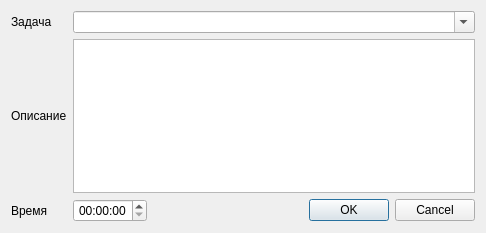
Qt form VPaHMI/CourseWork/adddialog.ui (MangriMen/SibSUTIS5semester) before a commit.
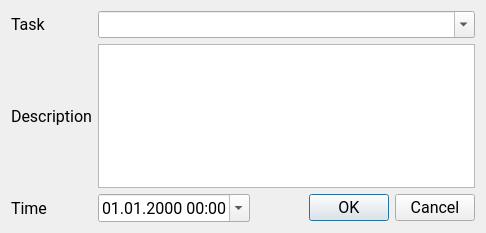
The same form after that commit.

Patch:
```diff
--- a/VPaHMI/CourseWork/adddialog.ui
+++ b/VPaHMI/CourseWork/adddialog.ui
@@ -14,8 +14,58 @@
    <string>Dialog</string>
   </property>
   <layout class="QGridLayout" name="gridLayout">
-   <item row="5" column="2">
+   <item row="5" column="0">
+    <widget class="QLabel" name="lblTime">
+     <property name="sizePolicy">
+      <sizepolicy hsizetype="Maximum" vsizetype="Preferred">
+       <horstretch>0</horstretch>
+       <verstretch>0</verstretch>
+      </sizepolicy>
+     </property>
+     <property name="font">
+      <font>
+       <family>Roboto</family>
+       <pointsize>12</pointsize>
+      </font>
+     </property>
+     <property name="text">
+      <string>Time</string>
+     </property>
+    </widget>
+   </item>
+   <item row="2" column="0">
+    <widget class="QLabel" name="lblDescription">
+     <property name="sizePolicy">
+      <sizepolicy hsizetype="Maximum" vsizetype="Preferred">
+       <horstretch>0</horstretch>
+       <verstretch>0</verstretch>
+      </sizepolicy>
+     </property>
+     <property name="font">
+      <font>
+       <family>Roboto</family>
+       <pointsize>12</pointsize>
+      </font>
+     </property>
+     <property name="text">
+      <string>Description</string>
+     </property>
+    </widget>
+   </item>
+   <item row="5" column="3">
     <widget class="QDialogButtonBox" name="buttonBox">
+     <property name="sizePolicy">
+      <sizepolicy hsizetype="Maximum" vsizetype="Fixed">
+       <horstretch>0</horstretch>
+       <verstretch>0</verstretch>
+      </sizepolicy>
+     </property>
+     <property name="font">
+      <font>
+       <family>Roboto</family>
+       <pointsize>12</pointsize>
+      </font>
+     </property>
      <property name="orientation">
       <enum>Qt::Horizontal</enum>
      </property>
@@ -27,47 +77,73 @@
      </property>
     </widget>
    </item>
-   <item row="5" column="0">
-    <widget class="QLabel" name="lblTime">
-     <property name="text">
-      <string>Время</string>
-     </property>
-    </widget>
-   </item>
-   <item row="2" column="0">
-    <widget class="QLabel" name="lblDescription">
-     <property name="text">
-      <string>Описание</string>
-     </property>
-    </widget>
-   </item>
    <item row="1" column="0">
     <widget class="QLabel" name="lblTask">
+     <property name="sizePolicy">
+      <sizepolicy hsizetype="Maximum" vsizetype="Preferred">
+       <horstretch>0</horstretch>
+       <verstretch>0</verstretch>
+      </sizepolicy>
+     </property>
+     <property name="font">
+      <font>
+       <family>Roboto</family>
+       <pointsize>12</pointsize>
+      </font>
+     </property>
      <property name="text">
-      <string>Задача</string>
+      <string>Task</string>
      </property>
     </widget>
    </item>
-   <item row="2" column="1" colspan="2">
-    <widget class="QPlainTextEdit" name="pteDescription"/>
+   <item row="2" column="1" colspan="3">
+    <widget class="QPlainTextEdit" name="pteDescription">
+     <property name="font">
+      <font>
+       <family>Roboto</family>
+       <pointsize>12</pointsize>
+      </font>
+     </property>
+    </widget>
    </item>
-   <item row="1" column="1" colspan="2">
+   <item row="1" column="1" colspan="3">
     <widget class="QComboBox" name="cmbTask">
+     <property name="font">
+      <font>
+       <family>Roboto</family>
+       <pointsize>12</pointsize>
+      </font>
+     </property>
      <property name="editable">
       <bool>true</bool>
      </property>
+     <property name="frame">
+      <bool>true</bool>
+     </property>
     </widget>
    </item>
-   <item row="5" column="1">
-    <widget class="QTimeEdit" name="tmeTime">
+   <item row="5" column="1" colspan="2">
+    <widget class="QDateTimeEdit" name="dtTime">
+     <property name="sizePolicy">
+      <sizepolicy hsizetype="Maximum" vsizetype="Fixed">
+       <horstretch>0</horstretch>
+       <verstretch>0</verstretch>
+      </sizepolicy>
+     </property>
+     <property name="font">
+      <font>
+       <family>Roboto</family>
+       <pointsize>12</pointsize>
+      </font>
+     </property>
      <property name="alignment">
       <set>Qt::AlignCenter</set>
      </property>
-     <property name="accelerated">
-      <bool>false</bool>
+     <property name="displayFormat">
+      <string>dd.MM.yyyy HH:mm</string>
      </property>
-     <property name="showGroupSeparator" stdset="0">
-      <bool>false</bool>
+     <property name="calendarPopup">
+      <bool>true</bool>
      </property>
     </widget>
    </item>
```
Left out of the diff: 16 changed lines with no effect on the pictures.
